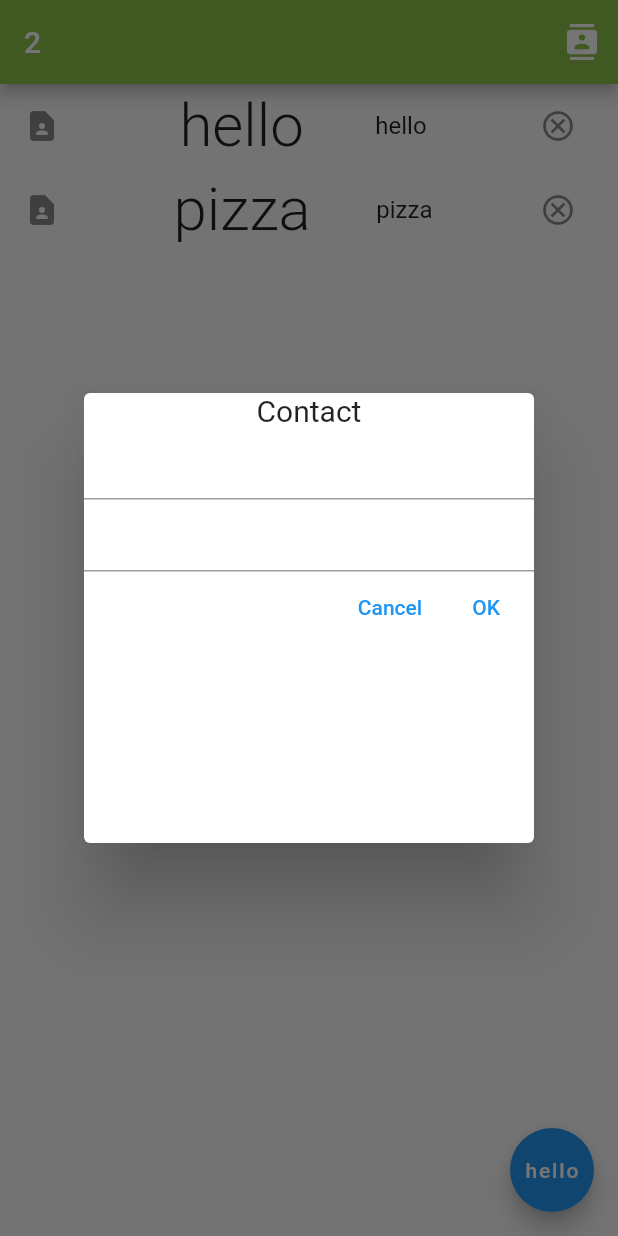
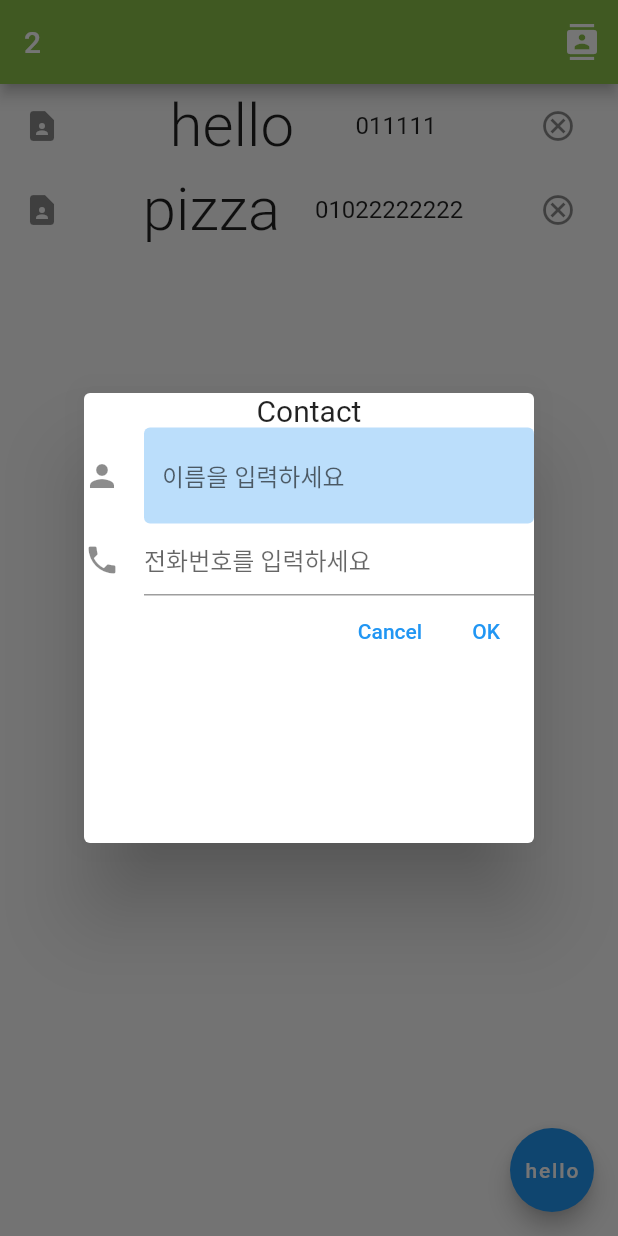
Before and after one commit to 00jup/flutter_study, a Flutter app: the screen it shows after launch, after a tap on the "cancel" icon, after a tap on "hello", on a phone screen of 412 x 824 dp. Run offline on Flutter 3.47's test engine with Material 2 defaults, Android fonts, the phone set to English and light mode, and no system bars; our stand-ins replace contacts_service, permission_handler.

Commit message:
complete contact app

```diff
--- a/lib/main.dart
+++ b/lib/main.dart
@@ -21,20 +21,23 @@ class _MyAppState extends State<MyApp> {
   }
 
   var total = 3;
-  List<String> name = ['박정욱', 'hello', 'pizza'];
+  List<Map<String, String>> contacts = [
+    {'name': '박정욱', 'phone': '01054333333'},
+    {'name': 'hello', 'phone': '011111'},
+    {'name': 'pizza', 'phone': '01022222222'}
+  ];
 
-  addNumbers() {
+  addName(String input1, String input2) {
     setState(() {
       total++;
-    });
-  }
-
-  addName(String input1) {
-    setState(() {
-      var newPerson = Contact();
-      newPerson.givenName = input1;
+      var newPerson = Contact(
+          givenName: input1, phones: [Item(label: 'mobile', value: input2)]);
       ContactsService.addContact(newPerson);
-      name.add(input1);
+      contacts.add({'name': input1, 'phone': input2});
+      // newPerson.givenName = input1;
+      // newPerson.phones = input2 as List<Item>?;
+      // ContactsService.addContact(newPerson);
+      // name.add(input1);
     });
   }
 
@@ -45,11 +48,13 @@ class _MyAppState extends State<MyApp> {
       var contacts = await ContactsService.getContacts();
 
       print(contacts[0].givenName);
+      print(contacts[0].phones);
     } else if (status.isDenied) {
       print('거절됨');
       Permission.contacts.request();
     }
   }
+
 ////Applications/Android\Studio.app/Contents/jbr/Contents/Home/bin/keytool -genkey -v -keystore ~/upload-keystore.jks -keyalg RSA -keysize 2048 -validity 10000 -alias upload
   @override
   void initState() {
@@ -64,13 +69,13 @@ class _MyAppState extends State<MyApp> {
   Widget build(BuildContext context) {
     return Scaffold(
       floatingActionButton: FloatingActionButton(
-        child: Text(name[0].toString()),
+        child: Text(contacts[0]['name'].toString()),
         onPressed: () {
           print(context.findAncestorWidgetOfExactType<MaterialApp>());
           showDialog(
             context: context,
             builder: (context) {
-              return DialogUI(addNumbers: addNumbers, addName: addName);
+              return DialogUI(addName: addName);
             },
           );
         },
@@ -97,11 +102,11 @@ class _MyAppState extends State<MyApp> {
               mainAxisAlignment: MainAxisAlignment.spaceEvenly,
               children: [
                 Text(
-                  name[i].toString(),
+                  contacts[i]['name'].toString(),
                   style: TextStyle(fontSize: 40.0, fontWeight: FontWeight.w300),
                 ),
                 Text(
-                  name[i].toString(),
+                  contacts[i]['phone'].toString(),
                 ),
               ],
             ),
@@ -110,7 +115,7 @@ class _MyAppState extends State<MyApp> {
               onPressed: () {
                 setState(
                   () {
-                    name.removeAt(i);
+                    contacts.removeAt(i);
                     total--;
                   },
                 );
@@ -126,9 +131,9 @@ class _MyAppState extends State<MyApp> {
 }
 
 class DialogUI extends StatelessWidget {
-  DialogUI({super.key, this.addNumbers, this.addName});
+  DialogUI({super.key, this.addName});
 
-  final addNumbers, addName;
+  final Function(String, String)? addName;
   var inputData1, inputData2;
 
   @override
@@ -147,12 +152,26 @@ class DialogUI extends StatelessWidget {
                     onChanged: (text) {
                       inputData1 = text;
                     },
+                    decoration: InputDecoration(
+                      icon: Icon(Icons.person),
+                      hintText: "이름을 입력하세요",
+                      filled: true,
+                      fillColor: Colors.blue.shade100,
+                      enabledBorder: OutlineInputBorder(
+                        borderSide: BorderSide.none,
                       ),
+                    )),
                 TextField(
                     onChanged: (text) {
                       inputData2 = text;
                     },
+                    decoration: InputDecoration(
+                      icon: Icon(Icons.phone),
+                      hintText: "전화번호를 입력하세요",
+                      focusedBorder: OutlineInputBorder(
+                        borderSide: BorderSide(color: Colors.red),
                       ),
+                    )),
                 Container(
                   child: Row(
                     mainAxisAlignment: MainAxisAlignment.end,
@@ -164,9 +183,8 @@ class DialogUI extends StatelessWidget {
                           child: Text("Cancel")),
                       TextButton(
                           onPressed: () {
-                            if (inputData1 != Null) {
-                              addNumbers();
-                              addName(inputData1);
+                            if (inputData1 != Null && inputData2 != Null) {
+                              addName!(inputData1, inputData2);
                               Navigator.pop(context);
                             }
                           },
```
Also changed, not shown: 3 other files. Lines whose indentation alone changed are shown as unchanged.
